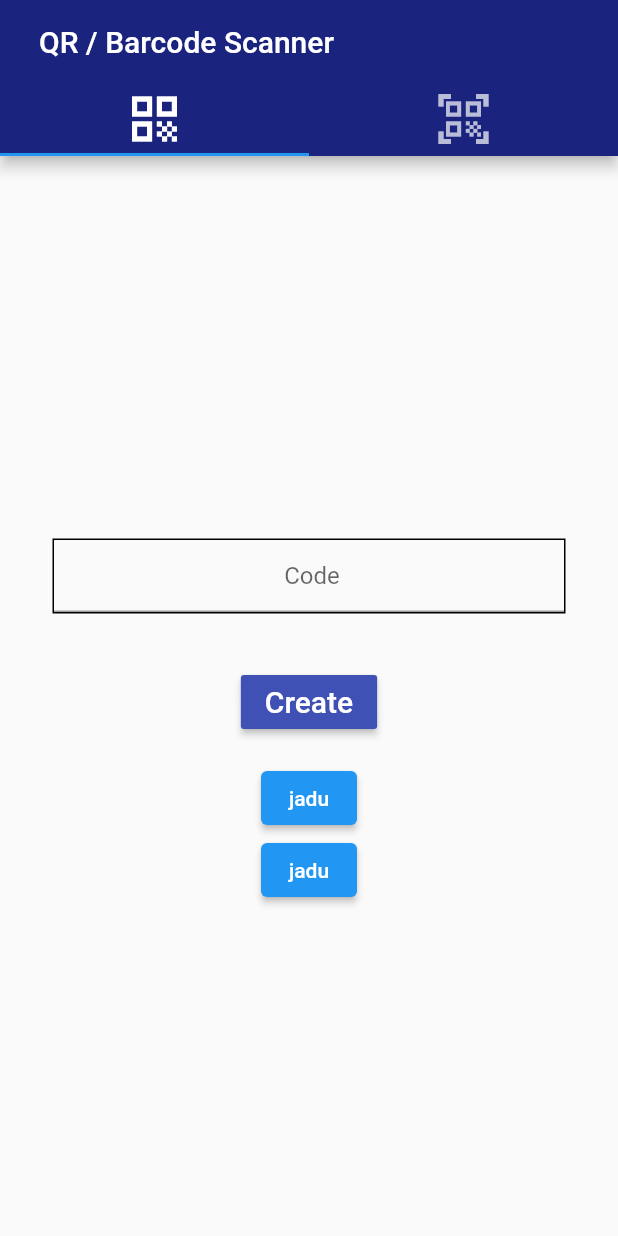
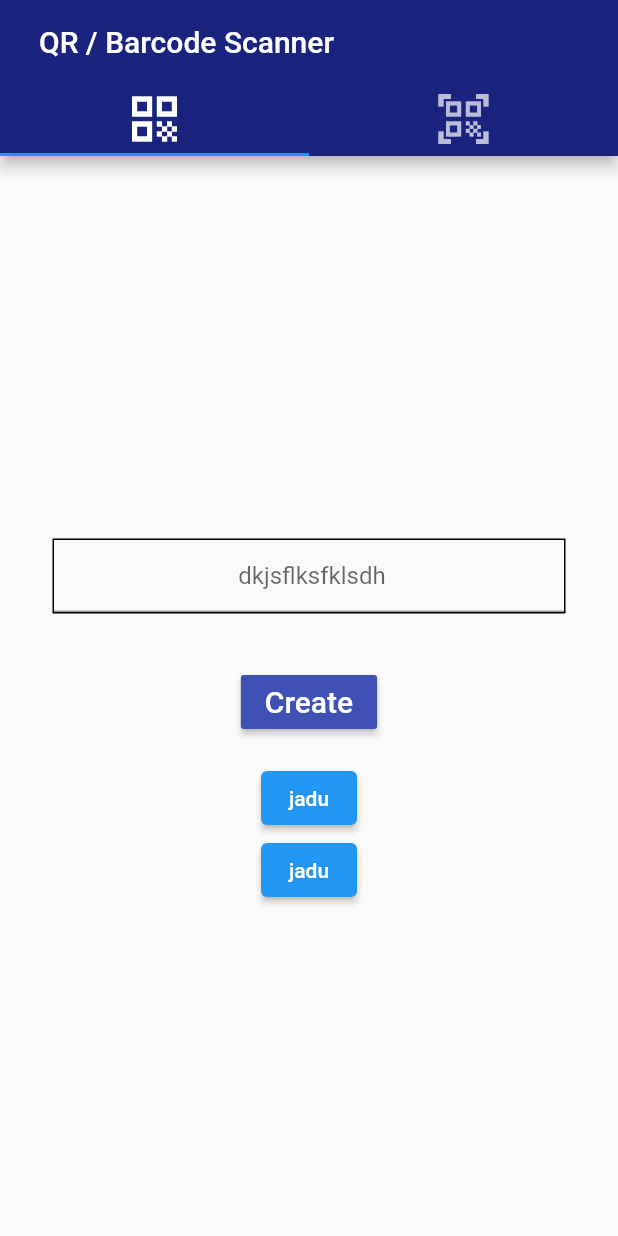
Before and after one commit to shreeecreation/qr_scanner, a Flutter app: the screen it shows after launch, on a phone screen of 412 x 824 dp. Run offline on Flutter 3.47's test engine with Material 2 defaults, Android fonts, the phone set to English and light mode, and no system bars; our stand-ins replace barcode_widget; missing offline and left inert: flutter_barcode_scanner.

```diff
--- a/lib/first.dart
+++ b/lib/first.dart
@@ -34,7 +34,7 @@ class _FirstState extends State<First> {
                     controller: title,
                     textAlign: TextAlign.center,
                     decoration: const InputDecoration(
-                      hintText: ' Code ',
+                      hintText: ' dkjsflksfklsdh ',
                     ),
                   ),
                 ),
```
